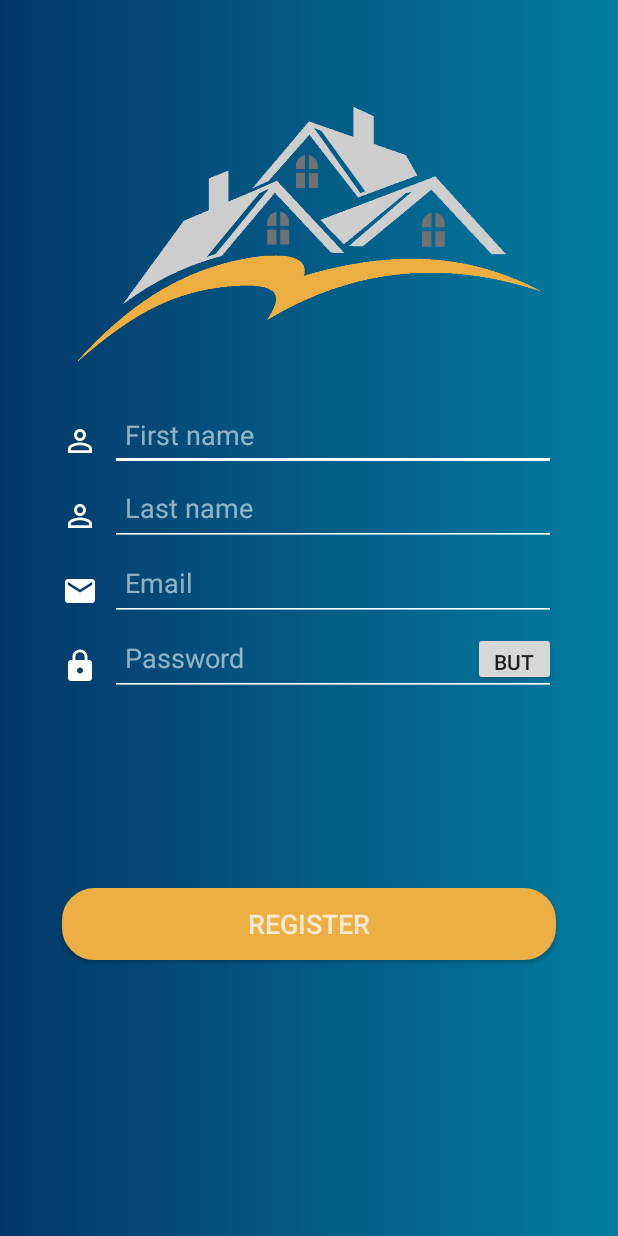
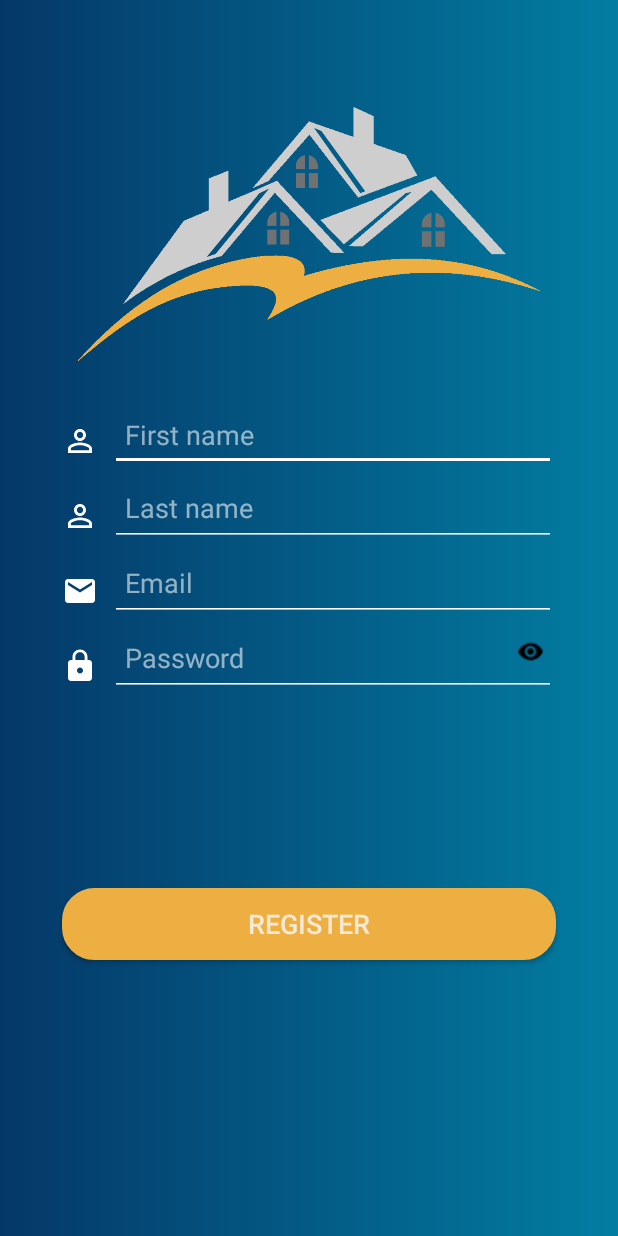
Before and after one commit to dukotron/HMS-CM-Division, an Android app: the RegisterActivity screen opened directly, with no data from a screen before it, on a phone screen of 412 x 824 dp. Run offline under Robolectric (Android 15) with nearby library versions, the phone set to English and light mode, and no system bars.

Commit message:
Added the ability to show/hide the password when registering

```diff
--- a/TestDesign/app/src/main/java/com/example/testdesign10/RegisterActivity.java
+++ b/TestDesign/app/src/main/java/com/example/testdesign10/RegisterActivity.java
@@ -4,7 +4,10 @@ import android.os.Bundle;
 import android.support.v7.app.AppCompatActivity;
 import android.text.InputType;
 import android.text.TextUtils;
+import android.text.method.HideReturnsTransformationMethod;
+import android.text.method.PasswordTransformationMethod;
 import android.util.Patterns;
+import android.view.MotionEvent;
 import android.view.View;
 import android.widget.Button;
 import android.widget.EditText;
@@ -20,6 +23,7 @@ public class RegisterActivity extends AppCompatActivity {
     EditText email;
     EditText password;
     Button register;
+    Button button;
 
     @Override
     protected void onCreate(Bundle savedInstanceState) {
@@ -31,6 +35,7 @@ public class RegisterActivity extends AppCompatActivity {
         email = findViewById(R.id.Email);
         password = findViewById(R.id.Password);
         register = findViewById(R.id.RegisterButton);
+        button = findViewById(R.id.button);
 
         register.setOnClickListener(new View.OnClickListener() {
             @Override
@@ -45,13 +50,27 @@ public class RegisterActivity extends AppCompatActivity {
             }
         });
 
-        findViewById(R.id.button).setOnClickListener(new View.OnClickListener() {
-            @Override
-            public void onClick(View v) {
-                password.setInputType(InputType.TYPE_CLASS_TEXT);
-                //Toast.makeText(RegisterActivity.this, "trtyrtyt5454rytryryrtyry4y5t", Toast.LENGTH_SHORT).show();
+        //when button is touched, the password becomes
+        // visible as long as the button is still pressed by the user
+
+        button.setOnTouchListener(new View.OnTouchListener() {
+            public boolean onTouch(View v, MotionEvent event) {
+
+                switch ( event.getAction() ) {
+
+                    case MotionEvent.ACTION_UP:
+                        password.setInputType(InputType.TYPE_CLASS_TEXT | InputType.TYPE_TEXT_VARIATION_PASSWORD);
+                        break;
+
+                    case MotionEvent.ACTION_DOWN:
+                        password.setInputType(InputType.TYPE_CLASS_TEXT);
+                        break;
+
+                }
+                return true;
             }
         });
+
 
     }
 
--- a/TestDesign/app/src/main/res/layout/activity_register.xml
+++ b/TestDesign/app/src/main/res/layout/activity_register.xml
@@ -167,11 +167,15 @@
 
     <Button
         android:id="@+id/button"
-        android:layout_width="55dp"
-        android:layout_height="36dp"
-        android:text="Button"
+        android:layout_width="27dp"
+        android:layout_height="28dp"
+        android:layout_marginEnd="8dp"
+        android:background="@android:color/transparent"
+        android:drawableRight="@drawable/baseline_visibility_black_18dp"
+        android:textSize="18sp"
         app:layout_constraintBottom_toBottomOf="@+id/Password"
         app:layout_constraintEnd_toEndOf="@+id/Password"
-        app:layout_constraintTop_toTopOf="@+id/Password" />
+        app:layout_constraintTop_toTopOf="@+id/Password"
+        app:layout_constraintVertical_bias="0.318" />
 
 </android.support.constraint.ConstraintLayout>
```
